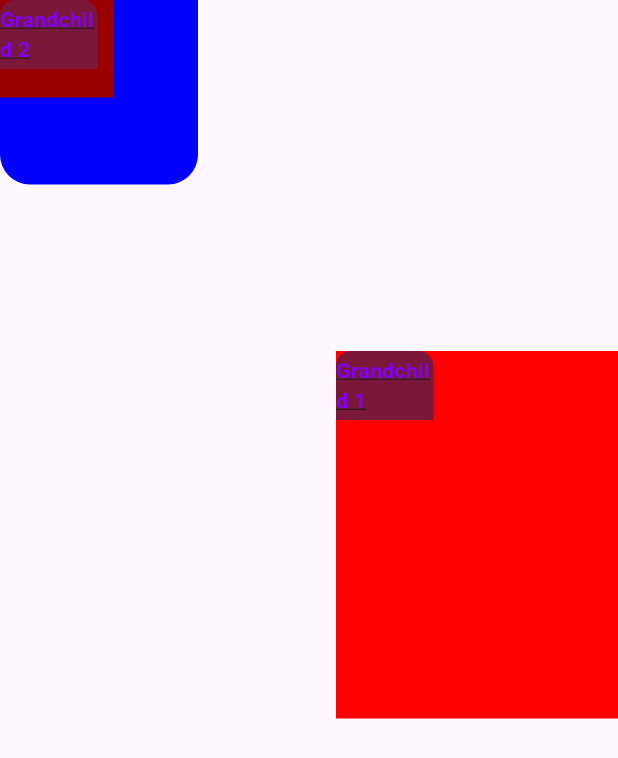
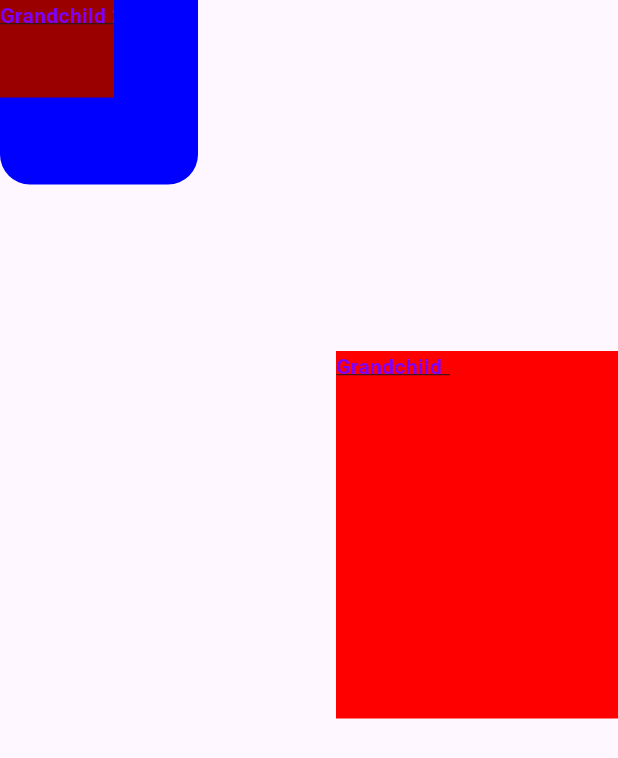
Before and after one commit to kayyal/app_generator, a Flutter app: the screen it shows after launch, on a phone screen of 412 x 824 dp. Shown: the top 758 px of the screen. Run offline on Flutter 3.47's test engine with Material 3 defaults, Android fonts, the phone set to English and light mode, and no system bars; our stand-ins replace copy_with_extension, get; generated files the repository leaves out were written again.

Commit message:
add widgetType to  WidgetInfo and using a swithc case in the widgetBuilderr class

```diff
--- a/lib/screens/main_screen.dart
+++ b/lib/screens/main_screen.dart
@@ -8,7 +8,7 @@ import 'package:gold_cherry_app_generator/utils/widget_builder.dart';
 class MainScreen extends StatelessWidget {
   final WidgetParser widgetParser = Get.find();
   final WidgetBuilderr widgetBuilder = Get.find();
-  final String jsonString = JsonString.nestedJson6;
+  final String jsonString = JsonString.nestedJson7;
 
   @override
   Widget build(BuildContext context) {
--- a/lib/services/json_string.dart
+++ b/lib/services/json_string.dart
@@ -786,12 +786,12 @@ class JsonString {
   {
     "key": "widget1",
     "widgetLayout": {
-      "dx": 0.3,
-      "dy": 0.4 ,
-      "height": 0.4,
-      "width": 0.5,
-      "isAbsolutePosition": false,
-      "isAbsoluteSize": false,
+      "dx": 224,
+      "dy": 234,
+      "height": 245,
+      "width": 254,
+      "isAbsolutePosition": true,
+      "isAbsoluteSize": true,
       "padding": {}
     },
     "widgetStyle": {
@@ -802,10 +802,10 @@ class JsonString {
         "opacity": 1
       },
       "corner": {
-        "topRight": 20.0,
-        "topLeft": 20.0,
-        "bottomRight": 0.0,
-        "bottomLeft": 0.0
+        "topRight": 20,
+        "topLeft": 20,
+        "bottomRight": 0,
+        "bottomLeft": 0
       },
       "shadows": []
     },
@@ -819,14 +819,14 @@ class JsonString {
           "g": 0,
           "b": 255
         },
-        "size": 16.0,
+        "size": 16,
         "weight": 400,
         "underline": false
       }
     },
     "alignedWithParent": {
-      "x": 0.0,
-      "y": 0.0
+      "x": 1,
+      "y": 1
     },
     "children": [
       {
@@ -842,22 +842,23 @@ class JsonString {
         },
         "widgetStyle": {
           "color": {
-            "r": 155,
+            "r": 255,
             "g": 0,
             "b": 0,
             "opacity": 1
           }
         },
+        "widgetType": "container",
         "children": [
           {
             "key": "grandchild1",
             "widgetLayout": {
-              "dx": 0.23,
-              "dy": 0.23,
-              "height": 1,
-              "width": 1,
-              "isAbsolutePosition": false,
-              "isAbsoluteSize": false,
+              "dx": 0,
+              "dy": 0,
+              "height": 46,
+              "width": 65,
+              "isAbsolutePosition": true,
+              "isAbsoluteSize": true,
               "padding": {}
             },
             "widgetStyle": {
@@ -868,10 +869,10 @@ class JsonString {
                 "opacity": 1
               },
               "corner": {
-                "topRight": 10.0,
-                "topLeft": 10.0,
-                "bottomRight": 0.0,
-                "bottomLeft": 0.0
+                "topRight": 10,
+                "topLeft": 10,
+                "bottomRight": 0,
+                "bottomLeft": 0
               },
               "shadows": []
             },
@@ -885,25 +886,27 @@ class JsonString {
                   "g": 0,
                   "b": 255
                 },
-                "size": 14.0,
+                "size": 14,
                 "weight": 700,
                 "underline": true
               }
-            }
+            },
+            "widgetType": "text"
           }
         ]
       }
-    ]
+    ],
+    "widgetType": "container"
   },
   {
     "key": "widget2",
     "widgetLayout": {
-      "dx": 0.1,
-      "dy": 0.2,
-      "height": 0.2,
-      "width": 0.15,
-      "isAbsolutePosition": false,
-      "isAbsoluteSize": false,
+      "dx": 0,
+      "dy": 0,
+      "height": 123,
+      "width": 132,
+      "isAbsolutePosition": true,
+      "isAbsoluteSize": true,
       "padding": {}
     },
     "widgetStyle": {
@@ -914,10 +917,10 @@ class JsonString {
         "opacity": 1
       },
       "corner": {
-        "topRight": 0.0,
-        "topLeft": 0.0,
-        "bottomRight": 20.0,
-        "bottomLeft": 20.0
+        "topRight": 0,
+        "topLeft": 0,
+        "bottomRight": 20,
+        "bottomLeft": 20
       },
       "shadows": []
     },
@@ -931,14 +934,14 @@ class JsonString {
           "g": 255,
           "b": 0
         },
-        "size": 18.0,
+        "size": 18,
         "weight": 600,
         "underline": false
       }
     },
     "alignedWithParent": {
-      "x": 0.0,
-      "y": 0.0
+      "x": -1,
+      "y": -1
     },
     "children": [
       {
@@ -960,6 +963,7 @@ class JsonString {
             "opacity": 1
           }
         },
+        "widgetType": "container",
         "children": [
           {
             "key": "grandchild2",
@@ -968,8 +972,8 @@ class JsonString {
               "dy": 0,
               "height": 46,
               "width": 65,
-              "isAbsolutePosition": false,
-              "isAbsoluteSize": false,
+              "isAbsolutePosition": true,
+              "isAbsoluteSize": true,
               "padding": {}
             },
             "widgetStyle": {
@@ -980,10 +984,10 @@ class JsonString {
                 "opacity": 1
               },
               "corner": {
-                "topRight": 10.0,
-                "topLeft": 10.0,
-                "bottomRight": 0.0,
-                "bottomLeft": 0.0
+                "topRight": 10,
+                "topLeft": 10,
+                "bottomRight": 0,
+                "bottomLeft": 0
               },
               "shadows": []
             },
@@ -997,18 +1001,19 @@ class JsonString {
                   "g": 0,
                   "b": 255
                 },
-                "size": 14.0,
+                "size": 14,
                 "weight": 700,
                 "underline": true
               }
-            }
+            },
+            "widgetType": "text"
           }
         ]
       }
-    ]
+    ],
+    "widgetType": "container"
   }
 ]
 
-
  ''';
 }
--- a/lib/utils/widget_builder.dart
+++ b/lib/utils/widget_builder.dart
@@ -6,6 +6,7 @@ import 'package:gold_cherry_app_generator/utils/position_calculator.dart';
 import 'package:gold_cherry_app_generator/utils/decoration_builder.dart';
 import 'package:gold_cherry_app_generator/utils/size_calculator.dart';
 import 'package:gold_cherry_app_generator/utils/alignment_calculator.dart';
+import 'package:gold_cherry_app_generator/widget_type.dart';
 
 class WidgetBuilderr extends GetxController {
   final AlignmentCalculator alignmentCalculator = Get.find();
@@ -22,10 +23,31 @@ class WidgetBuilderr extends GetxController {
   }
 
   Widget createWidget(WidgetInfo widgetInfo, BuildContext context) {
+    Widget childWidget;
+
+    switch (widgetInfo.widgetType) {
+      case WidgetType.container:
+        childWidget = _buildContainer(widgetInfo, context);
+        break;
+      case WidgetType.text:
+        childWidget = _buildText(widgetInfo, context);
+        break;
+      case WidgetType.button:
+        childWidget = _buildButton(widgetInfo, context);
+        break;
+      default:
+        childWidget = const SizedBox.shrink();
+    }
+
+    return _positionedWidget(widgetInfo, context, childWidget);
+  }
+
+  Widget _positionedWidget(
+      WidgetInfo widgetInfo, BuildContext context, Widget child) {
     return Positioned(
       left: positionCalculator.calculateLeft(widgetInfo, context),
       top: positionCalculator.calculateTop(widgetInfo, context),
-      child: _buildContainer(widgetInfo, context),
+      child: child,
     );
   }
 
@@ -54,4 +76,23 @@ class WidgetBuilderr extends GetxController {
     }
     return Stack(children: children);
   }
+
+// this methos is incomplete
+  Widget _buildText(WidgetInfo widgetInfo, BuildContext context) {
+    return Container(
+      alignment: alignmentCalculator.calculate(widgetInfo),
+      child: textBuilder.buildTextWidget(widgetInfo.textInfo!),
+    );
+  }
+
+//this method is incomplete
+  Widget _buildButton(WidgetInfo widgetInfo, BuildContext context) {
+    // Example button, customize as needed
+    return ElevatedButton(
+      onPressed: () {
+        // Handle button press
+      },
+      child: Text((widgetInfo.textInfo ?? 'Button') as String),
+    );
+  }
 }
--- a/lib/widget/widget_info.dart
+++ b/lib/widget/widget_info.dart
@@ -2,6 +2,7 @@
 import 'package:gold_cherry_app_generator/widget/alignment_to_parent.dart';
 import 'package:json_annotation/json_annotation.dart';
 import 'package:copy_with_extension/copy_with_extension.dart';
+import 'package:gold_cherry_app_generator/widget_type.dart';
 
 import '../text/text_info.dart';
 import 'widget_image.dart';
@@ -20,6 +21,7 @@ class WidgetInfo {
   WidgetImage? image;
   AlignmentToParent? alignedWithParent;
   List<WidgetInfo>? children;
+  final WidgetType widgetType;
   // button up  / for figureing out the touchable info
 
   WidgetInfo({
@@ -29,6 +31,7 @@ class WidgetInfo {
     this.textInfo,
     this.children,
     this.alignedWithParent,
+    required this.widgetType,
   });
 
   factory WidgetInfo.fromJson(Map<String, dynamic> json) =>
--- a/lib/widget_type.dart
+++ b/lib/widget_type.dart
@@ -1,5 +1,5 @@
 enum WidgetType {
-  Text,
-  Container,
-  Button,
+  text,
+  container,
+  button,
 }
```
Lines whose indentation alone changed are shown as unchanged.
